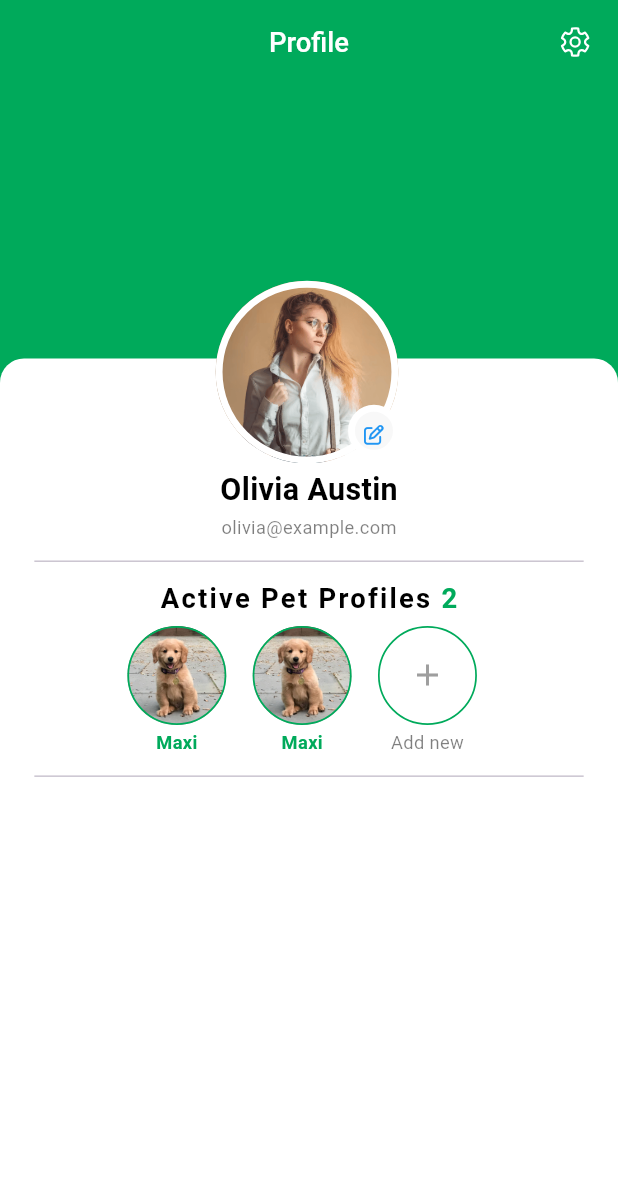
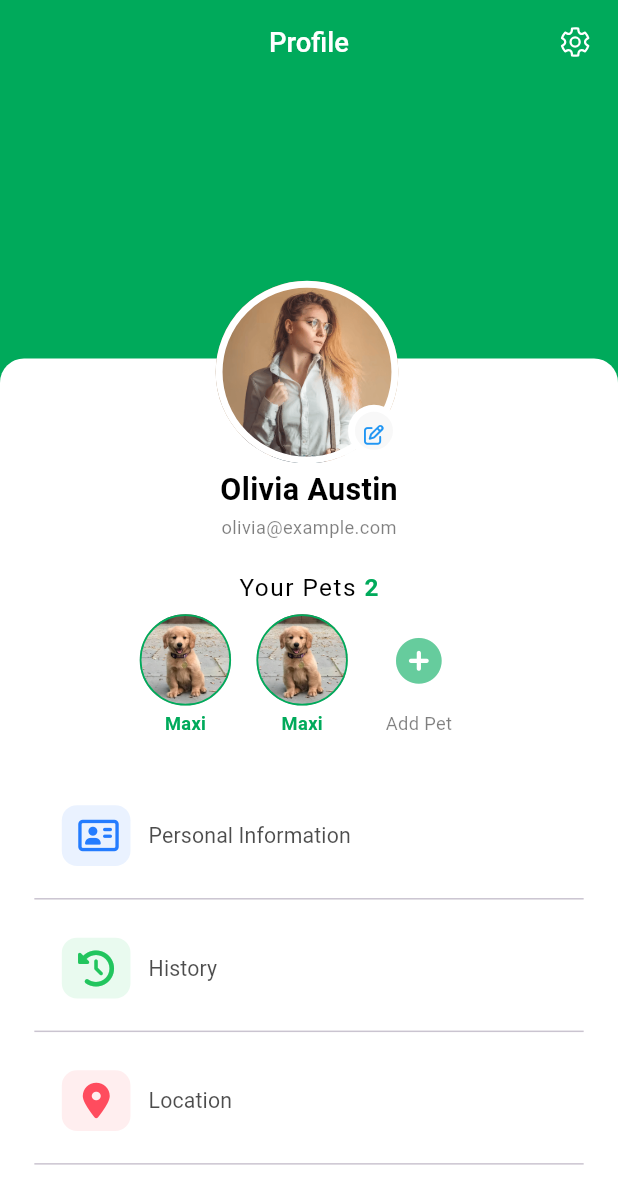
Before and after one commit to Loaiosama/PetYard, a Flutter app: the ProfileScreen screen opened directly, on a phone screen of 412 x 824 dp. Shown: the top 1204 px of the screen. Run offline on Flutter 3.47's test engine with Material 3 defaults, Android fonts, the phone set to English and light mode, and no system bars; our stand-ins replace animated_splash_screen, dio, fluentui_system_icons, flutter_screenutil, flutter_secure_storage, flutter_svg and 3 more; accounts and stored records are empty.

Commit message:
profile screen done

```diff
--- a/petowner_frontend/lib/core/utils/theming/styles.dart
+++ b/petowner_frontend/lib/core/utils/theming/styles.dart
@@ -53,6 +53,7 @@
     fontWeight: FontWeight.w600,
     color: Colors.black,
   );
+
   static TextStyle styles14NormalBlack = TextStyle(
     fontSize: 14.sp,
     fontWeight: FontWeight.normal,
--- /dev/null
+++ b/petowner_frontend/lib/features/profile/data/model/options_card.dart
@@ -0,0 +1,22 @@
+import 'package:flutter/cupertino.dart';
+import 'package:font_awesome_flutter/font_awesome_flutter.dart';
+
+List<IconData> icons = [
+  FontAwesomeIcons.addressCard,
+  FontAwesomeIcons.clockRotateLeft,
+  FontAwesomeIcons.locationDot,
+];
+
+List labels = ['Personal Information', 'History', 'Location'];
+
+List cardColors = [
+  const Color.fromRGBO(234, 242, 255, 1),
+  const Color.fromRGBO(233, 250, 239, 1),
+  const Color.fromRGBO(255, 238, 239, 1),
+];
+
+List iconColors = [
+  const Color.fromRGBO(36, 124, 255, 1),
+  const Color.fromRGBO(34, 197, 94, 1),
+  const Color.fromRGBO(255, 76, 94, 1),
+];
--- /dev/null
+++ b/petowner_frontend/lib/features/profile/presentaiton/view/widgets/active_pet_profile_section.dart
@@ -0,0 +1,57 @@
+
+import 'package:flutter/material.dart';
+import 'package:flutter_screenutil/flutter_screenutil.dart';
+import 'package:petowner_frontend/core/utils/helpers/spacing.dart';
+import 'package:petowner_frontend/core/utils/theming/fonts_helper.dart';
+import 'package:petowner_frontend/core/utils/theming/styles.dart';
+
+import 'pet_profile_circle.dart';
+
+class ActivePetProfileSection extends StatelessWidget {
+  const ActivePetProfileSection({super.key});
+
+  @override
+  Widget build(BuildContext context) {
+    return Column(
+      children: [
+        // const Divider(),
+        heightSizedBox(16),
+        RichText(
+          text: TextSpan(
+            text: 'Your Pets ',
+            style: Styles.styles18SemiBoldBlack.copyWith(
+                letterSpacing: 1.0,
+                fontSize: 16.sp,
+                fontWeight: FontsHelper.regular),
+            children: [
+              TextSpan(
+                text: '2',
+                style: Styles.styles22BoldGreen.copyWith(fontSize: 16.sp),
+              ),
+            ],
+          ),
+        ),
+        heightSizedBox(8),
+        Row(
+          mainAxisAlignment: MainAxisAlignment.center,
+          children: [
+            Row(
+              children: List.generate(
+                2,
+                    (index) => InkWell(
+                  onTap: () {},
+                  child: const PetProfileCircle(),
+                ),
+              ),
+            ),
+            const PetProfileCircle(
+              isAddNew: true,
+            ),
+          ],
+        ),
+        heightSizedBox(16),
+        // const Divider(),
+      ],
+    );
+  }
+}
--- /dev/null
+++ b/petowner_frontend/lib/features/profile/presentaiton/view/widgets/pet_profile_circle.dart
@@ -0,0 +1,63 @@
+
+import 'package:flutter/material.dart';
+import 'package:flutter_screenutil/flutter_screenutil.dart';
+import 'package:font_awesome_flutter/font_awesome_flutter.dart';
+import 'package:go_router/go_router.dart';
+import 'package:petowner_frontend/core/utils/helpers/spacing.dart';
+import 'package:petowner_frontend/core/utils/routing/routes.dart';
+import 'package:petowner_frontend/core/utils/theming/colors.dart';
+import 'package:petowner_frontend/core/utils/theming/styles.dart';
+
+class PetProfileCircle extends StatelessWidget {
+  const PetProfileCircle({super.key, this.isAddNew = false});
+
+  final bool isAddNew;
+
+  @override
+  Widget build(BuildContext context) {
+    return Padding(
+      padding: EdgeInsets.only(right: 8.0.w),
+      child: Column(
+        children: [
+          Container(
+            width: 60.0.w,
+            height: 60.0.h,
+            decoration: BoxDecoration(
+              shape: BoxShape.circle,
+              image: !isAddNew
+                  ? const DecorationImage(
+                image: AssetImage('assets/images/profile_dog.jpg'),
+                fit: BoxFit.cover,
+              )
+                  : null,
+              border: !isAddNew ? Border.all(
+                color: kPrimaryGreen,
+                width: 1.0.w,
+              ) : null,
+            ),
+            child: isAddNew
+                ? Center(
+              child: IconButton(
+                onPressed: () {
+                  GoRouter.of(context).push(Routes.kChooseType);
+                },
+                icon: Icon(
+                  FontAwesomeIcons.circlePlus,
+                  color: kPrimaryGreen.withOpacity(0.6),
+                  size: 30.sp,
+                ),),
+            )
+                : null,
+          ),
+          heightSizedBox(3),
+          Text(
+            !isAddNew ? 'Maxi' : 'Add Pet',
+            style: !isAddNew
+                ? Styles.styles22BoldGreen.copyWith(fontSize: 12.sp)
+                : Styles.styles12RegularOpacityBlack,
+          ),
+        ],
+      ),
+    );
+  }
+}
--- /dev/null
+++ b/petowner_frontend/lib/features/profile/presentaiton/view/widgets/profile_options_card.dart
@@ -0,0 +1,69 @@
+
+import 'package:flutter/material.dart';
+import 'package:flutter_screenutil/flutter_screenutil.dart';
+import 'package:petowner_frontend/core/utils/theming/fonts_helper.dart';
+import 'package:petowner_frontend/core/utils/theming/styles.dart';
+
+class ProfileOptionsCard extends StatelessWidget {
+  const ProfileOptionsCard(
+      {super.key,
+        required this.cardColor,
+        required this.iconColor,
+        required this.icon,
+        required this.label});
+
+  final Color cardColor;
+  final Color iconColor;
+  final IconData icon;
+  final String label;
+
+  @override
+  Widget build(BuildContext context) {
+    return Padding(
+      padding: EdgeInsets.only(bottom: 4.0.h),
+      child: InkWell(
+        onTap: () {},
+        child: Column(
+          children: [
+            Material(
+              color: Colors.white,
+              // elevation: 2,
+              // borderRadius: BorderRadius.circular(15),
+              child: Padding(
+                padding: EdgeInsets.symmetric(vertical: 10.h, horizontal: 16.w),
+                child: Row(
+                  mainAxisAlignment: MainAxisAlignment.start,
+                  children: [
+                    Container(
+                      width: 40.w,
+                      height: 40.h,
+                      decoration: BoxDecoration(
+                        color: cardColor,
+                        borderRadius: BorderRadius.circular(10.0.r),
+                      ),
+                      child: Center(
+                          child: Icon(
+                            icon,
+                            color: iconColor,
+                          )),
+                    ),
+                    // widthSizedBox(10),
+                    TextButton(
+                      onPressed: () {},
+                      child: Text(
+                        label,
+                        style: Styles.styles16w600.copyWith(
+                            fontSize: 14.sp, fontWeight: FontsHelper.regular,color: Colors.black.withOpacity(0.7)),
+                      ),
+                    )
+                  ],
+                ),
+              ),
+            ),
+            const Divider(),
+          ],
+        ),
+      ),
+    );
+  }
+}
--- a/petowner_frontend/lib/features/profile/presentaiton/view/widgets/profile_screen_body.dart
+++ b/petowner_frontend/lib/features/profile/presentaiton/view/widgets/profile_screen_body.dart
@@ -1,11 +1,11 @@
 import 'package:flutter/material.dart';
 import 'package:flutter_screenutil/flutter_screenutil.dart';
-import 'package:go_router/go_router.dart';
 import 'package:petowner_frontend/core/utils/helpers/spacing.dart';
-import 'package:petowner_frontend/core/utils/routing/routes.dart';
-import 'package:petowner_frontend/core/utils/theming/colors.dart';
 import 'package:petowner_frontend/core/utils/theming/styles.dart';
+import 'package:petowner_frontend/features/profile/data/model/options_card.dart';
+import 'active_pet_profile_section.dart';
 import 'profile_centered_image.dart';
+import 'profile_options_card.dart';
 
 class ProfileScreenBody extends StatelessWidget {
   const ProfileScreenBody({super.key});
@@ -44,6 +44,22 @@
                         ),
                         heightSizedBox(6),
                         const ActivePetProfileSection(),
+                        heightSizedBox(16),
+                        Column(
+                          children: List.generate(
+                            3,
+                            (index) => Column(
+                              children: [
+                                ProfileOptionsCard(
+                                  cardColor: cardColors[index],
+                                  iconColor: iconColors[index],
+                                  label: labels[index],
+                                  icon: icons[index],
+                                ),
+                              ],
+                            ),
+                          ),
+                        ),
                       ],
                     ),
                   ),
@@ -57,104 +73,3 @@
     );
   }
 }
-
-class ActivePetProfileSection extends StatelessWidget {
-  const ActivePetProfileSection({super.key});
-
-  @override
-  Widget build(BuildContext context) {
-    return Column(
-      children: [
-        const Divider(),
-        heightSizedBox(6),
-        RichText(
-          text: TextSpan(
-            text: 'Active Pet Profiles ',
-            style: Styles.styles18SemiBoldBlack.copyWith(letterSpacing: 1.5),
-            children: [
-              TextSpan(
-                text: '2',
-                style: Styles.styles22BoldGreen.copyWith(fontSize: 18.sp),
-              ),
-            ],
-          ),
-        ),
-        heightSizedBox(8),
-        Row(
-          mainAxisAlignment: MainAxisAlignment.center,
-          children: [
-            Row(
-              children: List.generate(
-                2,
-                (index) => InkWell(
-                  onTap: () {
-
-                  },
-                  child: const PetProfileCircle(),
-                ),
-              ),
-            ),
-            const PetProfileCircle(
-              isAddNew: true,
-            ),
-          ],
-        ),
-        heightSizedBox(6),
-        const Divider(),
-      ],
-    );
-  }
-}
-
-class PetProfileCircle extends StatelessWidget {
-  const PetProfileCircle({super.key, this.isAddNew = false});
-
-  final bool isAddNew;
-
-  @override
-  Widget build(BuildContext context) {
-    return Padding(
-      padding: EdgeInsets.only(right: 8.0.w),
-      child: Column(
-        children: [
-          Container(
-            width: 65.0.w,
-            height: 65.0.h,
-            decoration: BoxDecoration(
-              shape: BoxShape.circle,
-              image: !isAddNew
-                  ? const DecorationImage(
-                      image: AssetImage('assets/images/profile_dog.jpg'),
-                      fit: BoxFit.cover,
-                    )
-                  : null,
-              border: Border.all(
-                color: kPrimaryGreen,
-                width: 1.0.w,
-              ),
-            ),
-            child: isAddNew
-                ? Center(
-                    child: IconButton(
-                        onPressed: () {
-                          GoRouter.of(context).push(Routes.kChooseType);
-                        },
-                        icon: const Icon(
-                          Icons.add,
-                          color: Colors.grey,
-                        )),
-                  )
-                : null,
-          ),
-          heightSizedBox(3),
-          Text(
-            !isAddNew ? 'Maxi' : 'Add new',
-            style: !isAddNew
-                ? Styles.styles22BoldGreen.copyWith(fontSize: 12.sp)
-                : Styles.styles12RegularOpacityBlack,
-          ),
-        ],
-      ),
-    );
-  }
-}
```
Also changed, not shown: petowner_frontend/lib/features/home/presentation/view/home.dart (+61 -0 lines).
